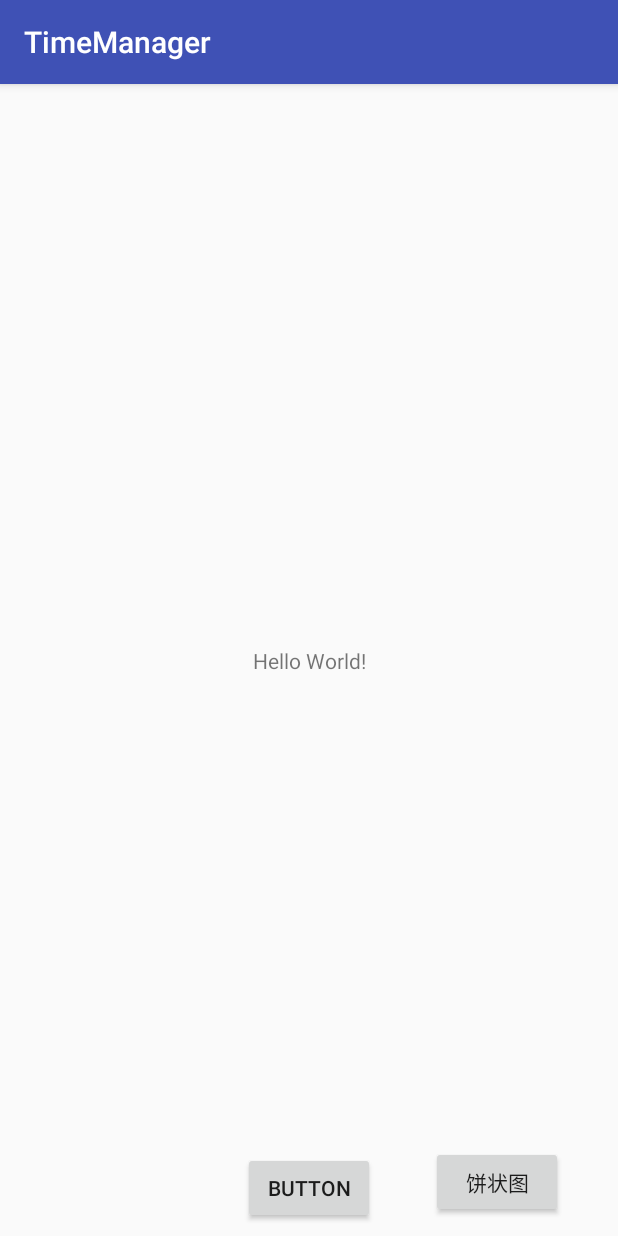
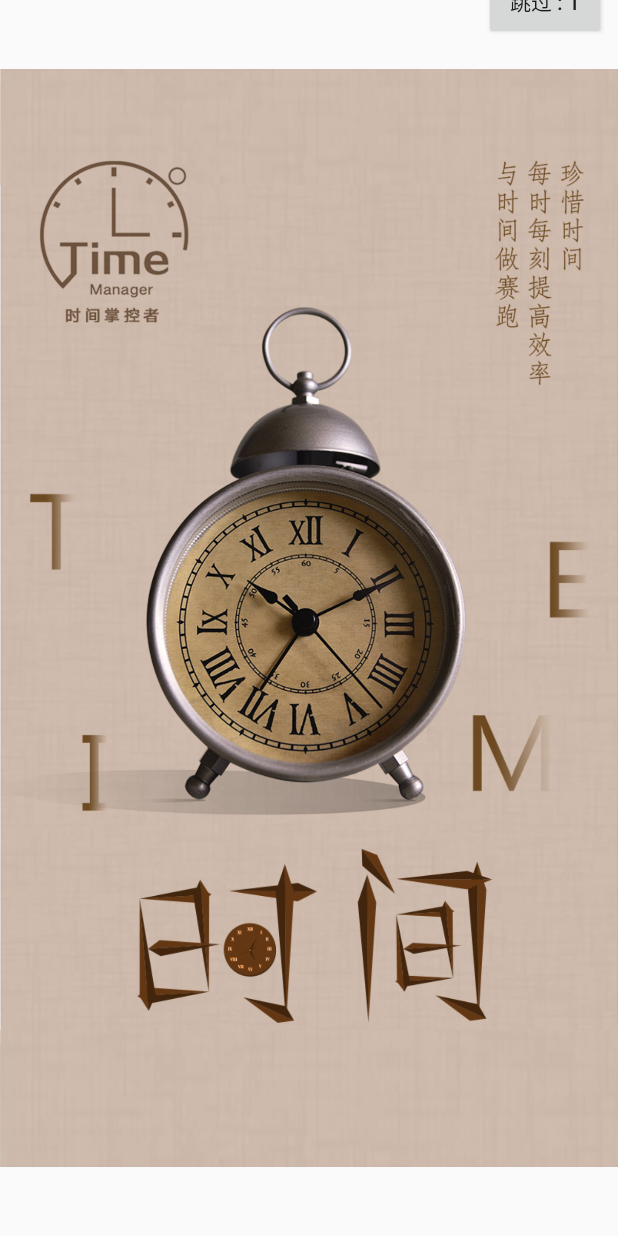
Before and after one commit to lancelee98/TimeManager, an Android app: the screen it shows after launch (MainActivity before the commit, startCartton after it), on a phone screen of 412 x 824 dp. Run offline under Robolectric (Android 15) with nearby library versions, the phone set to English and light mode, and no system bars.

Commit message:
启动动画＋登录

```diff
--- a/app/build.gradle
+++ b/app/build.gradle
@@ -22,8 +22,11 @@ dependencies {
     implementation fileTree(dir: 'libs', include: ['*.jar'])
     implementation 'com.android.support:appcompat-v7:28.0.0'
     implementation 'com.android.support.constraint:constraint-layout:1.1.3'
+    implementation 'com.android.support:design:28.0.0'
     testImplementation 'junit:junit:4.12'
     androidTestImplementation 'com.android.support.test:runner:1.0.2'
     androidTestImplementation 'com.android.support.test.espresso:espresso-core:3.0.2'
     implementation 'com.github.PhilJay:MPAndroidChart:v3.0.2'
+    implementation 'com.squareup.okhttp3:okhttp:3.4.1'
+    implementation 'com.google.code.gson:gson:2.7'
 }
--- /dev/null
+++ b/app/src/main/java/com/lance/timemanager/activity/startCartton.java
@@ -0,0 +1,80 @@
+package com.lance.timemanager.activity;
+
+import android.content.Intent;
+import android.os.Handler;
+import android.os.Message;
+import android.support.v7.app.AppCompatActivity;
+import android.os.Bundle;
+import android.view.View;
+import android.view.WindowManager;
+import android.widget.Button;
+
+import com.lance.timemanager.R;
+
+import java.util.Timer;
+import java.util.TimerTask;
+
+public class startCartton extends AppCompatActivity {
+    private Button go;
+    private int i;
+    private Timer timer;
+    private Handler handler = new Handler(){
+        public void handleMessage(Message msg){
+            switch(msg.what){
+                case 200:
+                    go.setText("跳过 : "+ i);
+                    i--;
+                    if (i<0){
+                        //关闭定时器
+                        timer.cancel();
+                        //跳往主界面
+                        Intent it=new Intent(getApplicationContext(),login.class);//启动MainActivity
+                        startActivity(it);
+                        //关闭启动页
+                        finish();
+                    }
+            }
+        }
+    };
+    @Override
+    protected void onCreate(Bundle savedInstanceState) {
+        super.onCreate(savedInstanceState);
+        getWindow().addFlags(WindowManager.LayoutParams.FLAG_FULLSCREEN);//隐藏状态栏
+        getSupportActionBar().hide();//隐藏标题栏
+        setContentView(R.layout.activity_start_cartton);
+        go = (Button) findViewById(R.id.go);
+        Countdown();
+        go.setOnClickListener(new View.OnClickListener() {
+            @Override
+            public void onClick(View view) {
+                //关闭定时器
+                timer.cancel();
+                //跳往主界面
+                Intent intent=new Intent(getApplicationContext(),login.class);//启动MainActivity
+                startActivity(intent);
+                //关闭启动页
+                finish();
+            }
+        });
+    }
+    private void Countdown() {
+
+        //初始倒计时3秒
+        i = 3;
+
+        //定时器
+        timer = new Timer();
+        TimerTask task = new TimerTask() {
+            @Override
+            public void run() {
+                //向handler发送状态值
+                handler.sendEmptyMessage(200);
+            }
+        };
+
+        //开启定时器，时间差值为1000毫秒
+        timer.schedule(task,1,1000);
+    }
+
+
+}
--- /dev/null
+++ b/app/src/main/res/layout/activity_start_cartton.xml
@@ -0,0 +1,35 @@
+<?xml version="1.0" encoding="utf-8"?>
+<android.support.constraint.ConstraintLayout xmlns:android="http://schemas.android.com/apk/res/android"
+    xmlns:app="http://schemas.android.com/apk/res-auto"
+    xmlns:tools="http://schemas.android.com/tools"
+    android:layout_width="match_parent"
+    android:layout_height="match_parent"
+    tools:context=".activity.startCartton">
+
+    <ImageView
+        android:id="@+id/imageView"
+        android:layout_width="wrap_content"
+        android:layout_height="wrap_content"
+        app:layout_constraintBottom_toBottomOf="parent"
+        app:layout_constraintEnd_toEndOf="parent"
+        app:layout_constraintHorizontal_bias="0.0"
+        app:layout_constraintStart_toStartOf="parent"
+        app:layout_constraintTop_toTopOf="parent"
+        app:layout_constraintVertical_bias="1.0"
+        app:srcCompat="@drawable/login" />
+
+    <Button
+        android:id="@+id/go"
+        android:layout_width="81dp"
+        android:layout_height="51dp"
+        android:layout_marginStart="8dp"
+        android:layout_marginTop="8dp"
+        android:layout_marginEnd="8dp"
+        android:layout_marginBottom="16dp"
+        app:layout_constraintBottom_toTopOf="@+id/imageView"
+        app:layout_constraintEnd_toEndOf="parent"
+        app:layout_constraintHorizontal_bias="1.0"
+        app:layout_constraintStart_toStartOf="parent"
+        app:layout_constraintTop_toTopOf="parent"
+        app:layout_constraintVertical_bias="0.0" />
+</android.support.constraint.ConstraintLayout>
--- /dev/null
+++ b/app/src/main/res/values/dimens.xml
@@ -0,0 +1,5 @@
+<resources>
+    <!-- Default screen margins, per the Android Design guidelines. -->
+    <dimen name="activity_horizontal_margin">16dp</dimen>
+    <dimen name="activity_vertical_margin">16dp</dimen>
+</resources>
--- /dev/null
+++ b/app/src/main/res/xml/network_security_config.xml
@@ -0,0 +1,4 @@
+<?xml version="1.0" encoding="utf-8"?>
+<network-security-config>
+    <base-config cleartextTrafficPermitted="true" />
+</network-security-config>
```
Also changed, not shown: app/src/main/AndroidManifest.xml (+11 -4 lines), app/src/main/java/com/lance/timemanager/activity/login.java (added, +63 -0 lines), app/src/main/res/layout/activity_login.xml (added, +95 -0 lines), app/src/main/res/values/strings.xml (+13 -0 lines), app/src/main/res/drawable/dengluzxhucer.png (added), app/src/main/res/drawable/go.png (added), app/src/main/res/drawable/login.jpg (added), app/src/main/res/drawable/loginsign.png (added), app/src/main/res/drawable/xiabian.png (added).
